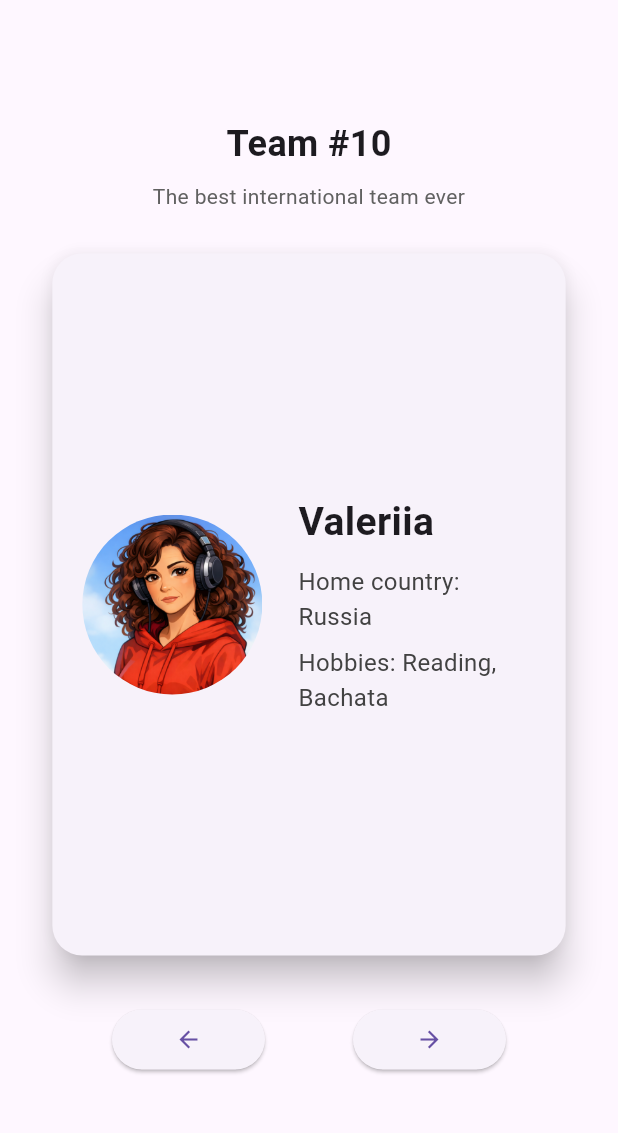
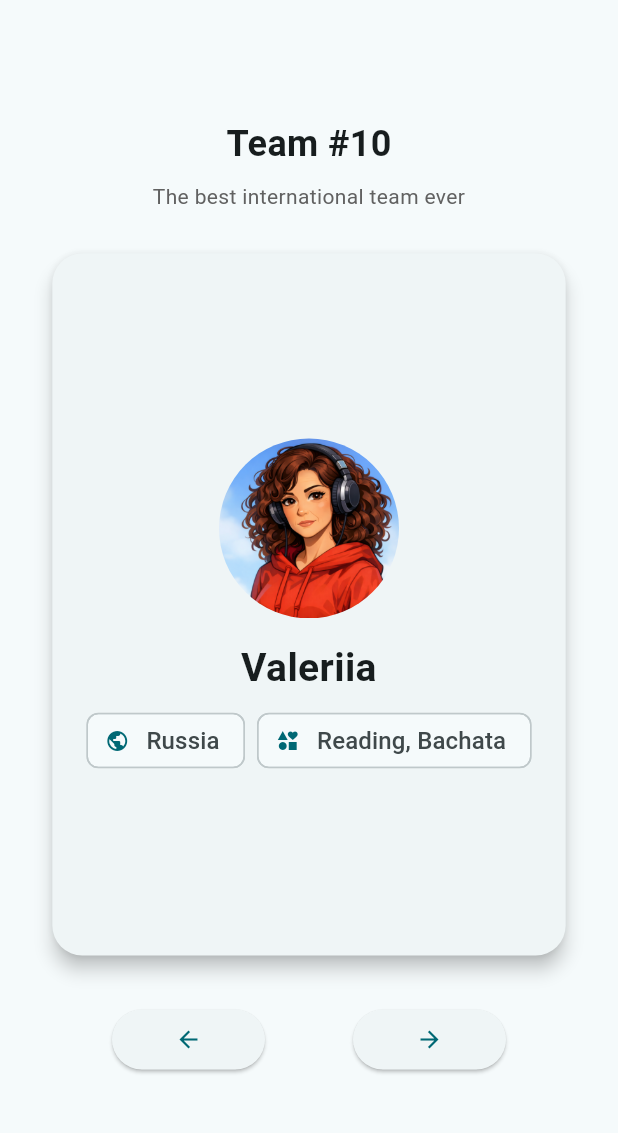
Before and after one commit to Stenation/Group10, a Flutter app: the screen it shows after launch, on a phone screen of 412 x 824 dp, the part 63-1196 px from its top. Run offline on Flutter 3.47's test engine with Material 3 defaults, Android fonts, the phone set to English and light mode, and no system bars.

Commit message:
feat: improved UI and added myself

```diff
--- a/02-team-profile-app/lib/main.dart
+++ b/02-team-profile-app/lib/main.dart
@@ -16,8 +16,8 @@ class MyApp extends StatelessWidget {
   Widget build(BuildContext context) {
     return MaterialApp(
       title: 'Team Profile App',
-      theme: ThemeData(primarySwatch: Colors.indigo),
-      home: TeamPage(),
+      theme: ThemeData(colorSchemeSeed: Colors.grey, useMaterial3: true),
+      home: const TeamPage(),
     );
   }
 }
@@ -40,9 +40,9 @@ class _TeamPageState extends State<TeamPage> {
       image: 'assets/images/member1.png',
     ),
     const TeamMember(
-      name: 'Member 2',
-      country: 'Spain',
-      hobbies: 'Programming',
+      name: 'Steffen',
+      country: 'Germany',
+      hobbies: 'Football',
       image: 'assets/images/member2.png',
     ),
     const TeamMember(
@@ -94,7 +94,7 @@ class _TeamPageState extends State<TeamPage> {
     final member = members[currentIndex];
 
     return Scaffold(
-      appBar: AppBar(title: Text('Team Profile App')),
+      appBar: AppBar(title: const Text('Team Profile App')),
       body: LayoutBuilder(
         builder: (context, constraints) {
           final orientation = MediaQuery.of(context).orientation;
--- a/02-team-profile-app/lib/widgets/member_profile_card.dart
+++ b/02-team-profile-app/lib/widgets/member_profile_card.dart
@@ -41,14 +41,69 @@ class MemberProfileCard extends StatelessWidget {
     );
   }
 
+  List<Widget> _buildInfoChips() {
+    return [
+      Chip(
+        avatar: Icon(Icons.public, size: bodyFontSize),
+        label: Text(member.country, style: TextStyle(fontSize: bodyFontSize)),
+        visualDensity: VisualDensity.compact,
+      ),
+      Chip(
+        avatar: Icon(Icons.interests, size: bodyFontSize),
+        label: Text(member.hobbies, style: TextStyle(fontSize: bodyFontSize)),
+        visualDensity: VisualDensity.compact,
+      ),
+    ];
+  }
+
   @override
   Widget build(BuildContext context) {
+    final orientation = MediaQuery.of(context).orientation;
+
     return Card(
-      elevation: 10,
+      elevation: 5,
       shape: RoundedRectangleBorder(borderRadius: BorderRadius.circular(20)),
       child: Padding(
         padding: contentPadding,
-        child: Row(
+        child: LayoutBuilder(
+          builder: (context, constraints) {
+            final useVerticalLayout =
+                orientation == Orientation.portrait &&
+                constraints.maxWidth < 500;
+
+            if (useVerticalLayout) {
+              return Column(
+                mainAxisAlignment: MainAxisAlignment.center,
+                crossAxisAlignment: CrossAxisAlignment.center,
+                children: [
+                  Center(child: _buildAvatar(member.image)),
+                  SizedBox(height: memberSpacing * 0.6),
+                  SizedBox(
+                    width: double.infinity,
+                    child: Text(
+                      member.name,
+                      style: TextStyle(
+                        fontSize: nameFontSize,
+                        fontWeight: FontWeight.bold,
+                      ),
+                      textAlign: TextAlign.center,
+                    ),
+                  ),
+                  SizedBox(height: textSpacing + 2),
+                  SizedBox(
+                    width: double.infinity,
+                    child: Wrap(
+                      alignment: WrapAlignment.center,
+                      spacing: textSpacing,
+                      runSpacing: textSpacing,
+                      children: _buildInfoChips(),
+                    ),
+                  ),
+                ],
+              );
+            }
+
+            return Row(
               crossAxisAlignment: CrossAxisAlignment.center,
               children: [
                 _buildAvatar(member.image),
@@ -66,25 +121,18 @@ class MemberProfileCard extends StatelessWidget {
                         ),
                       ),
                       SizedBox(height: textSpacing + 2),
-                  Text(
-                    'Home country: ${member.country}',
-                    style: TextStyle(
-                      fontSize: bodyFontSize,
-                      color: Colors.grey[800],
-                    ),
-                  ),
-                  SizedBox(height: textSpacing),
-                  Text(
-                    'Hobbies: ${member.hobbies}',
-                    style: TextStyle(
-                      fontSize: bodyFontSize,
-                      color: Colors.grey[800],
-                    ),
+                      Wrap(
+                        alignment: WrapAlignment.start,
+                        spacing: textSpacing,
+                        runSpacing: textSpacing,
+                        children: _buildInfoChips(),
                       ),
                     ],
                   ),
                 ),
               ],
+            );
+          },
         ),
       ),
     );
```
Also changed, not shown: 1 other file. Lines whose indentation alone changed are shown as unchanged.
